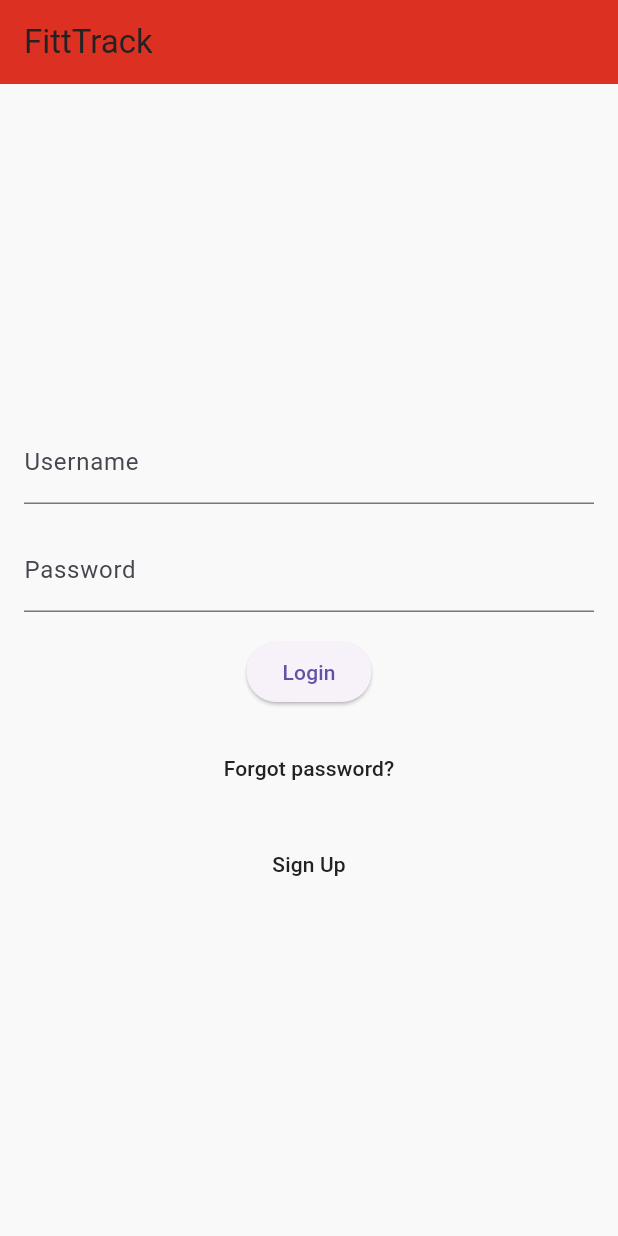
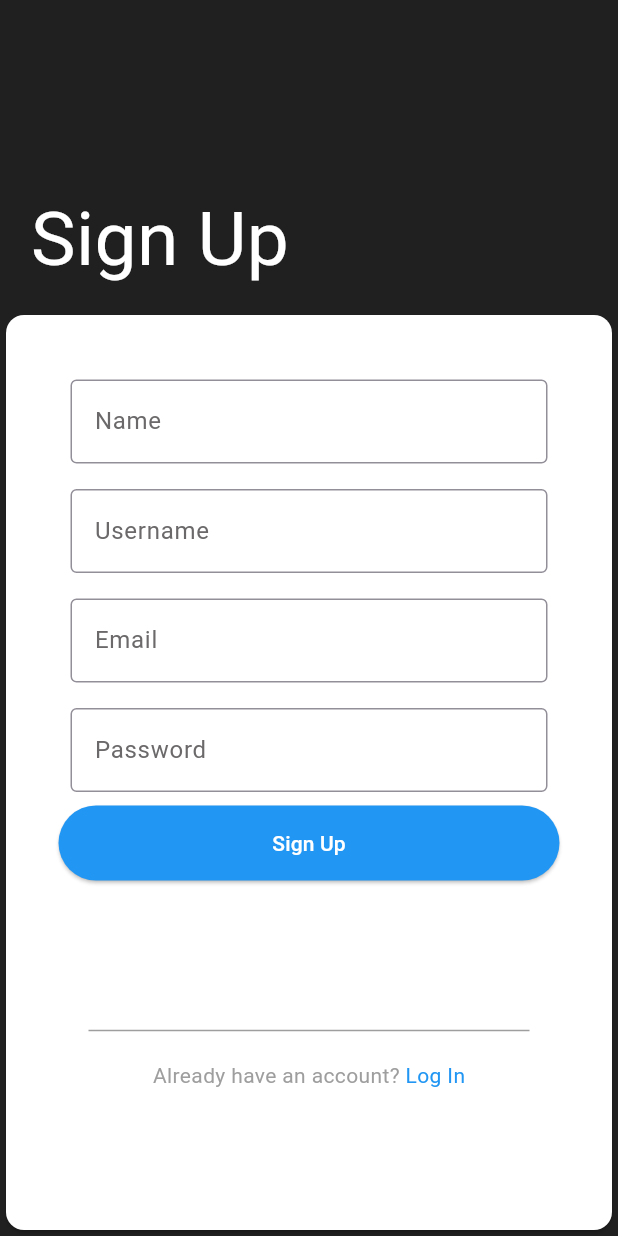
Before and after one commit to nishantattrey07/FittTrack, a Flutter app: the screen it shows after launch, after a tap on "Sign Up", on a phone screen of 412 x 824 dp. Run offline on Flutter 3.47's test engine with Material 3 defaults, Android fonts, the phone set to English and light mode, and no system bars; our stand-ins replace shared_preferences; network calls fail; Roboto replaces fonts that are missing (Metropolis).

Commit message:
Update app_routes.dart and login.dart

```diff
--- /dev/null
+++ b/lib/Signup.dart
@@ -0,0 +1,215 @@
+import 'package:fitttrack/app_routes.dart';
+import 'package:flutter/material.dart';
+import 'package:flutter/services.dart';
+
+class signup extends StatelessWidget {
+  signup({Key? key}) : super(key: key);
+
+  final TextEditingController _nameController = TextEditingController();
+  final TextEditingController _usernameController = TextEditingController();
+  final TextEditingController _emailController = TextEditingController();
+  final TextEditingController _passwordController = TextEditingController();
+
+  final FocusNode _usernameFocusNode = FocusNode();
+  final FocusNode _nameFocusNode = FocusNode();
+  final FocusNode _emailFocusNode = FocusNode();
+  final FocusNode _passwordFocusNode = FocusNode();
+
+  @override
+  Widget build(BuildContext context) {
+    return AnnotatedRegion<SystemUiOverlayStyle>(
+      value: SystemUiOverlayStyle.light,
+      child: MaterialApp(
+        debugShowCheckedModeBanner: false,
+        theme: ThemeData(
+          primarySwatch: Colors.blue,
+          primaryColor: Colors.blue,
+          canvasColor: const Color.fromARGB(255, 48, 47, 47),
+          fontFamily: 'Metropolis',
+          brightness: Brightness.dark,
+        ),
+        home: Scaffold(
+          backgroundColor: const Color.fromARGB(255, 32, 32, 32),
+          body: Stack(
+            children: [
+              Positioned(
+                top: MediaQuery.of(context).size.height * 0.15, // Adjust this value as needed
+                left: MediaQuery.of(context).size.width * 0.05, // Adjust this value as needed
+                child: Text(
+                  'Sign Up',
+                  style: TextStyle(
+                    fontSize: 50,
+                    color: Colors.white,
+                  ),
+                ),
+              ),
+              Align(
+                alignment: Alignment.bottomCenter,
+                child: FractionallySizedBox(
+                  heightFactor: 0.75,
+                  child: Card(
+                    color: Colors.white,
+                    // ...
+                    child: Padding(
+                      padding: EdgeInsets.all(35.0),
+                      child: SingleChildScrollView(
+                        child: Column(
+                          children: <Widget>[
+                            Padding(
+                              padding: const EdgeInsets.all(8.0),
+                              child: TextField(
+                                focusNode: _nameFocusNode,
+                                controller: _nameController,
+                                style: TextStyle(color: Colors.black),
+                                cursorColor: Colors.blue,
+                                decoration: InputDecoration(
+                                  border: OutlineInputBorder(),
+                                  labelText: 'Name',
+                                  focusedBorder: OutlineInputBorder(
+                                      borderSide:
+                                          BorderSide(color: Colors.blue)),
+                                  labelStyle: TextStyle(
+                                    color: _nameFocusNode.hasFocus
+                                        ? Colors.blue
+                                        : Color.fromARGB(255, 107, 105, 105),
+                                  ),
+                                ),
+                              ),
+                            ),
+                            SizedBox(height: 1.0),
+                            Padding(
+                              padding: const EdgeInsets.all(8.0),
+                              child: TextField(
+                                focusNode: _usernameFocusNode,
+                                controller: _usernameController,
+                                style: TextStyle(color: Colors.black),
+                                cursorColor: Colors.blue,
+                                decoration: InputDecoration(
+                                  border: OutlineInputBorder(),
+                                  focusedBorder: OutlineInputBorder(
+                                    borderSide: BorderSide(color: Colors.blue),
+                                  ),
+                                  labelText: 'Username',
+                                  labelStyle: TextStyle(
+                                    color: _usernameFocusNode.hasFocus
+                                        ? Colors.blue
+                                        : Color.fromARGB(255, 107, 105, 105),
+                                  ),
+                                ),
+                              ),
+                            ),
+                            SizedBox(height: 1.0),
+                            Padding(
+                              padding: const EdgeInsets.all(8.0),
+                              child: TextField(
+                                focusNode: _emailFocusNode,
+                                controller: _emailController,
+                                style: TextStyle(color: Colors.black),
+                                cursorColor: Colors.blue,
+                                decoration: InputDecoration(
+                                  border: OutlineInputBorder(),
+                                  labelText: 'Email',
+                                  focusedBorder: OutlineInputBorder(
+                                    borderSide: BorderSide(color: Colors.blue),
+                                  ),
+                                  labelStyle: TextStyle(
+                                    color: _emailFocusNode.hasFocus
+                                        ? Colors.blue
+                                        : Color.fromARGB(255, 107, 105, 105),
+                                  ),
+                                ),
+                              ),
+                            ),
+                            SizedBox(height: 1.0),
+                            Padding(
+                              padding: const EdgeInsets.all(8.0),
+                              child: TextField(
+                                focusNode: _passwordFocusNode,
+                                controller: _passwordController,
+                                cursorColor: Colors.blue,
+                                style: TextStyle(color: Colors.black),
+                                obscureText: true,
+                                decoration: InputDecoration(
+                                  border: OutlineInputBorder(),
+                                  labelText: 'Password',
+                                  focusedBorder: OutlineInputBorder(
+                                    borderSide: BorderSide(color: Colors.blue),
+                                  ),
+                                  labelStyle: TextStyle(
+                                    color: _passwordFocusNode.hasFocus
+                                        ? Colors.blue
+                                        : Color.fromARGB(255, 107, 105, 105),
+                                  ),
+                                ),
+                              ),
+                            ),
+                            SizedBox(height: 1.0),
+                            ElevatedButton(
+                              onPressed: () {
+                                // Send data to API
+                              },
+                              child: Text('Sign Up',
+                                  style: TextStyle(color: Colors.white)),
+                              style: ElevatedButton.styleFrom(
+                                backgroundColor:
+                                    Colors.blue, // background color
+                                foregroundColor: Colors.white, // text color
+                                shape: RoundedRectangleBorder(
+                                  borderRadius:
+                                      BorderRadius.circular(30), // curved edges
+                                ),
+                                minimumSize: Size(double.infinity,
+                                    50), // make the button long
+                              ),
+                            ),
+                            SizedBox(height: 90),
+                            Divider(
+                              color: Colors.grey,
+                              height: 20,
+                              thickness: 1,
+                              indent: 20,
+                              endIndent: 20,
+                            ),
+                            SizedBox(height: 10),
+                            Row(
+                              mainAxisAlignment: MainAxisAlignment.center,
+                              children: [
+                                Text(
+                                  'Already have an account?',
+                                  style: TextStyle(
+                                    color: Colors.grey,
+                                  ),
+                                ),
+                                GestureDetector(
+                                  onTap: () {
+                                    Navigator.pushNamed(
+                                        context, AppRoutes.first);
+                                  },
+                                  child: Text(
+                                    ' Log In',
+                                    style: TextStyle(
+                                      color: Colors.blue,
+                                    ),
+                                  ),
+                                ),
+                              ],
+                            ),
+                          ],
+                        ),
+                      ),
+                    ),
+
+// ...
+// ...
+                  ),
+
+                ),
+              ),
+
+            ],
+          ),
+        ),
+      ),
+    );
+  }
+}
--- a/lib/app_routes.dart
+++ b/lib/app_routes.dart
@@ -5,7 +5,8 @@
 import 'InfoScreen.dart';
 import 'AddCalorie.dart';
 import 'AddFood.dart';
-import 'ProfilePage.dart'; // Import UserScreen widget
+import 'ProfilePage.dart';
+import 'Signup.dart';// Import UserScreen widget
 
 class AppRoutes {
   static const first = '/';
@@ -21,8 +22,8 @@
     switch (settings.name) {
       case first:
         return MaterialPageRoute(builder: (_) => login());
-      // case second:
-      //   return MaterialPageRoute(builder: (_) => SecondScreen());
+      case second:
+        return MaterialPageRoute(builder: (_) => signup());
       case third:
         return MaterialPageRoute(builder: (_) => userscreen());
       case fourth:
@@ -34,7 +35,7 @@
       case seventh:
         return MaterialPageRoute(builder: (_) => ProfilePage());
       default:
-        return MaterialPageRoute(builder: (_) => userscreen());
+        return MaterialPageRoute(builder: (_) => signup());
     }
   }
 }
--- a/lib/login.dart
+++ b/lib/login.dart
@@ -1,9 +1,11 @@
+// // Uri.parse(''),
+
 import 'package:shared_preferences/shared_preferences.dart';
 import 'package:flutter/material.dart';
 import 'package:http/http.dart' as http;
 import 'app_routes.dart';
 import 'dart:convert';
-
+import 'Signup.dart';
 
 
 class login extends StatelessWidget {
@@ -25,18 +27,14 @@
       );
 
       if (response.statusCode == 200) {
-        // If the server returns a 200 OK response, then parse the JSON.
         Map<String, dynamic> responseBody = jsonDecode(response.body);
         String token = responseBody['token'];
-        final prefs = await SharedPreferences.getInstance();
-        await prefs.setString('token', token);
 
         ScaffoldMessenger.of(context).showSnackBar(
           SnackBar(content: Text('Login successful')),
         );
         Navigator.pushNamed(context, AppRoutes.third);
       } else {
-        // If the server returns an unsuccessful response code, then throw an exception.
         throw Exception('Failed to login');
       }
     } catch (e) {
@@ -45,9 +43,6 @@
       );
     }
   }
-
-
-
 
   @override
   Widget build(BuildContext context) {
@@ -60,39 +55,68 @@
         child: Column(
           mainAxisAlignment: MainAxisAlignment.center,
           children: <Widget>[
-            TextField(
+            Padding(
+              padding: const EdgeInsets.all(8.0),
+              child: TextField(
                 controller: _usernameController,
                 decoration: InputDecoration(
+                  border: OutlineInputBorder(),
                   labelText: 'Username',
                 ),
               ),
-            SizedBox(height: 16.0),
-            TextField(
+            ),
+            Padding(
+              padding: const EdgeInsets.all(8.0),
+              child: TextField(
                 controller: _passwordController,
+                obscureText: true,
                 decoration: InputDecoration(
+                  border: OutlineInputBorder(),
                   labelText: 'Password',
                 ),
-              obscureText: true,
+              ),
             ),
             SizedBox(height: 16.0),
             ElevatedButton(
-              child: Text('Login'),
+              style: ElevatedButton.styleFrom(
+                backgroundColor: Colors.blue,
+              ),
+              child: Text(
+                'Login',
+                style: TextStyle(
+                  color: Colors.white,
+                ),
+              ),
               onPressed: () {
-                _login(_usernameController.text, _passwordController.text,context);
+                _login(
+                  _usernameController.text,
+                  _passwordController.text,
+                  context,
+                );
               },
             ),
             SizedBox(height: 16.0),
             TextButton(
-              child: Text('Forgot password?'),
+              child: Text(
+                'Forgot password?',
+                style: TextStyle(
+                  color: Colors.blue,
+                ),
+              ),
               onPressed: () {
-                // Navigate to forgot password screen
+
               },
             ),
             SizedBox(height: 16.0),
             TextButton(
-              child: Text('Sign Up'),
+              child: Text(
+                'Sign Up',
+                style: TextStyle(
+                  color: Colors.blue,
+                ),
+              ),
               onPressed: () {
-                // Navigate to sign up screen
+                Navigator.pushNamed(context, AppRoutes.second);
               },
             ),
           ],
--- a/lib/main.dart
+++ b/lib/main.dart
@@ -12,25 +12,27 @@
   @override
   Widget build(BuildContext context) {
     return MaterialApp(
-      debugShowCheckedModeBanner: false,
+debugShowCheckedModeBanner: false,
       theme: ThemeData(
-          appBarTheme: const AppBarTheme(
-              color: Color(0xFFDB3022), foregroundColor: Color(0xFF222222)),
-          canvasColor: Colors.transparent,
-          fontFamily: 'Metropolis',
-          outlinedButtonTheme: OutlinedButtonThemeData(
-              style: ButtonStyle(
-                  foregroundColor:
-                      MaterialStateProperty.all((const Color(0xFF222222))))),
-          primaryColor: const Color(0xFF222222),
-          scaffoldBackgroundColor: const Color(0xFFF9F9F9),
-          textButtonTheme: TextButtonThemeData(
-              style: ButtonStyle(
-                  foregroundColor:
-                      MaterialStateProperty.all((const Color(0xFF222222))))),
-          textTheme: const TextTheme(
-              bodyLarge: TextStyle(color: Color(0xFF222222)),
-              )),
+        primarySwatch: Colors.blue,
+        canvasColor: const Color.fromARGB(255, 48, 47, 47),
+        fontFamily: 'Metropolis',
+        brightness: Brightness.dark,
+        inputDecorationTheme: InputDecorationTheme(
+          // Changes the border color when the TextField is selected
+          focusedBorder: OutlineInputBorder(
+            borderSide: BorderSide(color: Colors.blue),
+          ),
+        ),
+        textSelectionTheme: TextSelectionThemeData(
+          // Changes the highlight color when the TextField is selected
+          selectionColor: Colors.blue,
+          cursorColor: Colors.blue,
+          selectionHandleColor: Colors.blue,
+        ),
+        focusColor: Colors.blue, // Changes the focus color
+        hoverColor: Colors.blue, // Changes the hover color
+      ),
       onGenerateRoute:
           AppRoutes.onGenerateRoute, // Use AppRoutes to generate routes
     );
```
Lines whose indentation alone changed are shown as unchanged.
